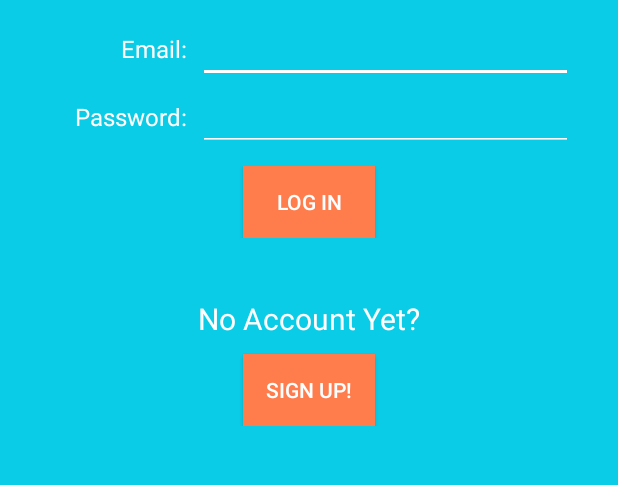
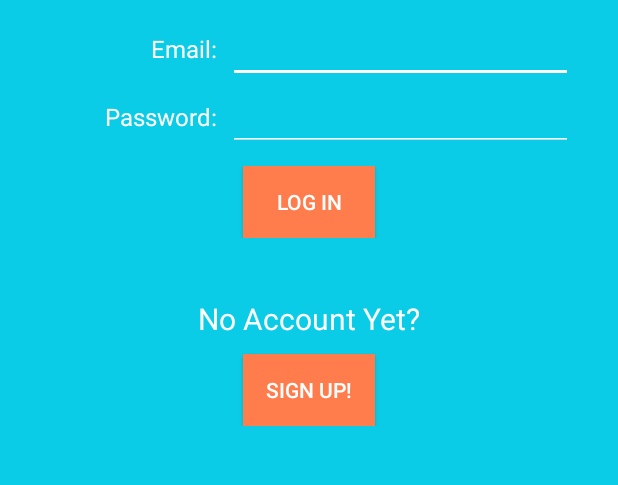
Before and after one commit to Jrmlmnq/NBTMediko, an Android app: the screen it shows after launch (MainActivity), on a phone screen of 412 x 824 dp, the part 482-967 px from its top. Run offline under Robolectric (Android 15) with nearby library versions, the phone set to English and light mode, and no system bars; our stand-ins replace Firebase (no records; nobody signed in at launch, a user with empty details on screens opened directly).

Commit message:
These are raphael changes

```diff
--- a/app/src/main/res/layout/login_activity.xml
+++ b/app/src/main/res/layout/login_activity.xml
@@ -49,7 +49,7 @@
                     android:layout_marginRight="7dp"/>
 
                 <EditText
-                    android:layout_width="250dp"
+                    android:layout_width="230dp"
                     android:layout_height="wrap_content"
                     android:layout_alignParentEnd="true"
                     android:textColor="@color/colorWhite"
@@ -76,7 +76,7 @@
                     android:layout_marginRight="7dp"/>
 
                 <EditText
-                    android:layout_width="250dp"
+                    android:layout_width="230dp"
                     android:layout_height="wrap_content"
                     android:layout_alignParentEnd="true"
                     android:inputType="textPassword"
```
